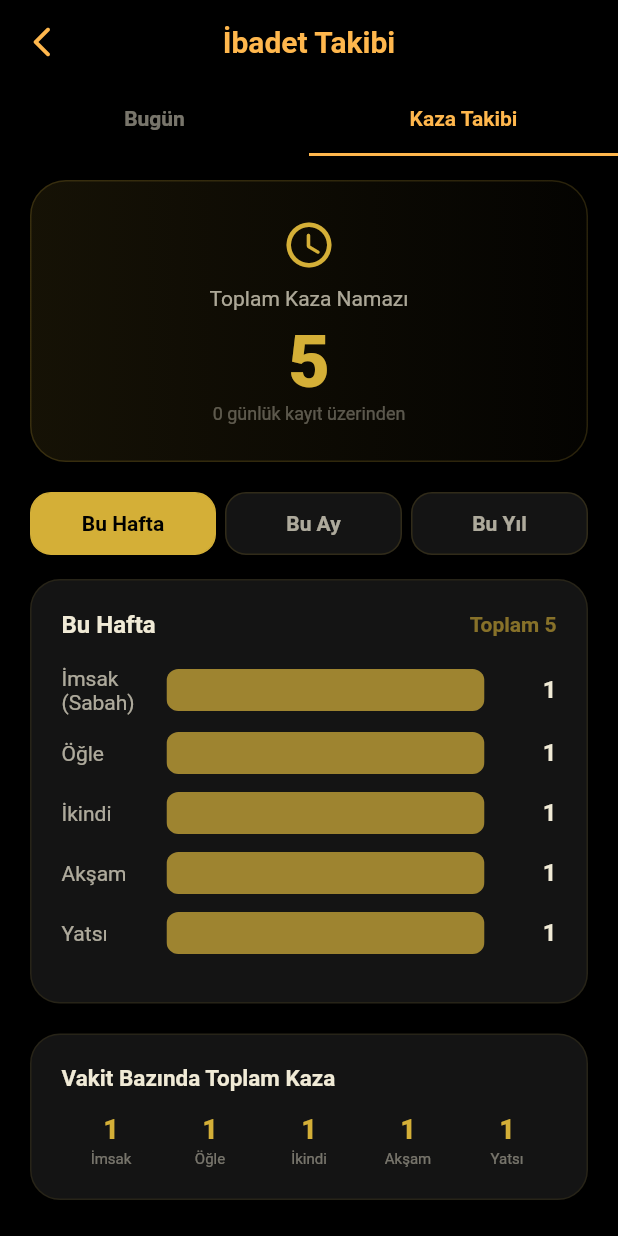
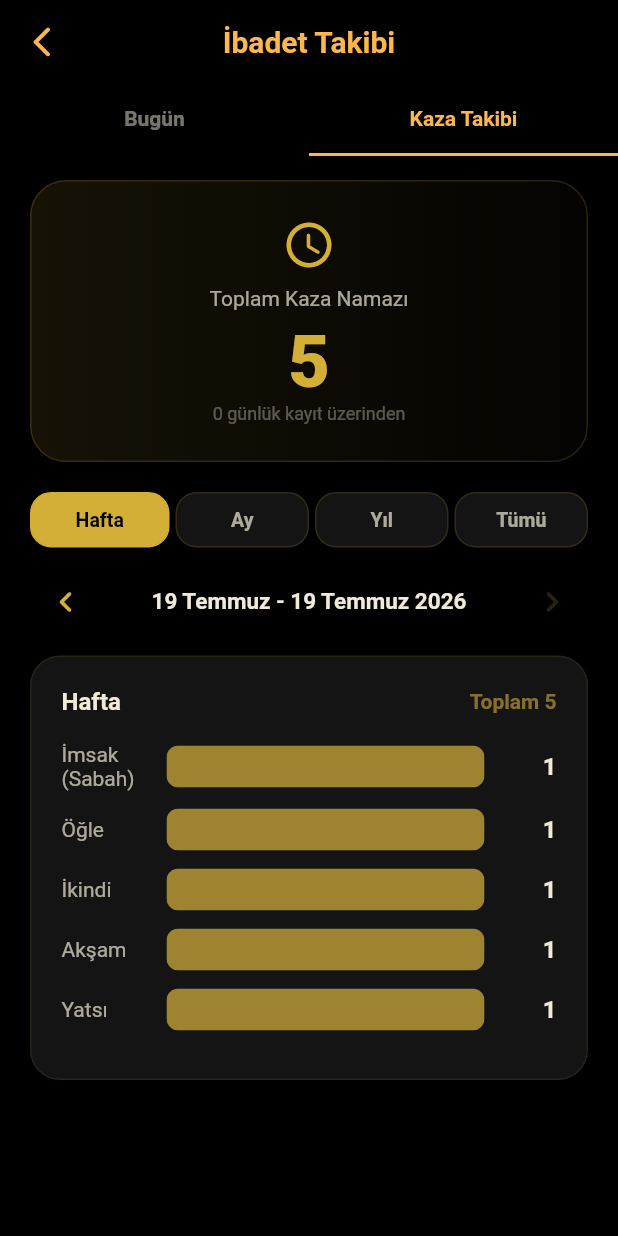
Before and after one commit to semihdikilitas/tefsir.ai, a Flutter app: the WorshipTrackerScreen screen opened directly, tab 2 chosen, on a phone screen of 412 x 824 dp. Run offline on Flutter 3.47's test engine with Material 3 defaults, Android fonts, the phone set to English and light mode, and no system bars; our stand-ins replace cached_network_image, dio, geolocator, google_generative_ai, shared_preferences, sqflite; missing offline and left inert: flutter_qiblah, home_widget; accounts and stored records are empty.

Commit message:
Kaza takibi: gezinti oklari eklendi, Tum Zamanlar sekmesi, dogru donem hesaplama

```diff
--- a/lib/screens/worship_tracker_screen.dart
+++ b/lib/screens/worship_tracker_screen.dart
@@ -25,9 +25,11 @@ class _WorshipTrackerScreenState extends State<WorshipTrackerScreen> with Single
   List<DailyWorshipRecord> _chartRecords = [];
 
   // Kaza verileri
-  Map<String, int> _kazaWeek = {}, _kazaMonth = {}, _kazaYear = {}, _kazaAll = {};
+  Map<String, int> _kazaData = {};
   int _totalRecordedDays = 0;
-  int _kazaPeriod = 0; // 0: hafta, 1: ay, 2: yıl
+  int _kazaPeriod = 0; // 0: hafta, 1: ay, 2: yil, 3: tum zamanlar
+  int _kazaTimeOffset = 0;
+  String _kazaDateRange = '';
 
   @override void initState() {
     super.initState();
@@ -105,36 +107,44 @@ class _WorshipTrackerScreenState extends State<WorshipTrackerScreen> with Single
     final now = DateTime.now();
     final today = DateTime(now.year, now.month, now.day);
 
-    // Ilk kayit tarihi — bu tarihten onceki gunler sayilmaz
+    // Ilk kayit tarihi
     final firstDate = await _repo.getFirstRecordDate();
     final firstDay = DateTime(firstDate.year, firstDate.month, firstDate.day);
 
-    // Haftalik: bu hafta basindan bugune (ilk kayit tarihinden once degil)
-    final weekStart = today.subtract(Duration(days: now.weekday - 1));
-    final weekFrom = weekStart.isAfter(firstDay) ? weekStart : firstDay;
+    DateTime rangeStart, rangeEnd;
+    if (_kazaPeriod == 0) {
+      // Haftalik: bu hafta + offset
+      final weekStart = today.subtract(Duration(days: now.weekday - 1));
+      rangeStart = DateTime(weekStart.year, weekStart.month, weekStart.day + 7 * _kazaTimeOffset);
+      rangeEnd = DateTime(rangeStart.year, rangeStart.month, rangeStart.day + 6);
+    } else if (_kazaPeriod == 1) {
+      // Aylik
+      final m = DateTime(now.year, now.month + _kazaTimeOffset, 1);
+      rangeStart = m;
+      rangeEnd = DateTime(m.year, m.month + 1, 0);
+    } else if (_kazaPeriod == 2) {
+      // Yillik
+      rangeStart = DateTime(now.year + _kazaTimeOffset, 1, 1);
+      rangeEnd = DateTime(now.year + _kazaTimeOffset, 12, 31);
+    } else {
+      // Tum zamanlar
+      rangeStart = firstDay;
+      rangeEnd = today;
+    }
 
-    // Aylik: bu ay basindan bugune
-    final monthStart = DateTime(now.year, now.month, 1);
-    final monthFrom = monthStart.isAfter(firstDay) ? monthStart : firstDay;
+    // Ilk kayit tarihinden once baslamasin
+    final from = rangeStart.isAfter(firstDay) ? rangeStart : firstDay;
+    final to = rangeEnd.isAfter(today) ? today : rangeEnd;
 
-    // Yillik: bu yil basindan bugune
-    final yearStart = DateTime(now.year, 1, 1);
-    final yearFrom = yearStart.isAfter(firstDay) ? yearStart : firstDay;
-
-    // Tum gunler icin kayit uret (veri girilmemis gunler bos sayilir → kaza)
-    final weekData = await _repo.getRecordsInRange(weekFrom, today);
-    final monthData = await _repo.getRecordsInRange(monthFrom, today);
-    final yearData = await _repo.getRecordsInRange(yearFrom, today);
-    final allData = await _repo.getRecordsInRange(firstDay, today);
-
-    // Gercek kayit sayisi (veri girilen gunler)
-    final realRecords = await _repo.getExistingRecordsInRange(firstDay, today);
+    // Tum gunler icin kayit uret
+    final data = await _repo.getRecordsInRange(from, to);
+    final realRecords = await _repo.getExistingRecordsInRange(from, to);
 
     if (!mounted) return;
     setState(() {
-      _kazaWeek = _calcKaza(weekData); _kazaMonth = _calcKaza(monthData);
-      _kazaYear = _calcKaza(yearData); _kazaAll = _calcKaza(allData);
+      _kazaData = _calcKaza(data);
       _totalRecordedDays = realRecords.length;
+      _kazaDateRange = '${from.day} ${_monthNames[from.month-1]} - ${to.day} ${_monthNames[to.month-1]} ${to.year}';
     });
   }
 
@@ -429,10 +439,8 @@ class _WorshipTrackerScreenState extends State<WorshipTrackerScreen> with Single
 
   // ═══ KAZA TAKİBİ SEKME ═══
   Widget _buildKazaTab() {
-    final periods = ['Bu Hafta', 'Bu Ay', 'Bu Yıl'];
-    final data = [_kazaWeek, _kazaMonth, _kazaYear][_kazaPeriod];
-    final total = data.values.fold<int>(0, (a, b) => a + b);
-    final allTotal = _kazaAll.values.fold<int>(0, (a, b) => a + b);
+    final periods = ['Hafta', 'Ay', 'Yıl', 'Tümü'];
+    final total = _kazaData.values.fold<int>(0, (a, b) => a + b);
 
     return SingleChildScrollView(
       physics: const BouncingScrollPhysics(),
@@ -447,43 +455,53 @@ class _WorshipTrackerScreenState extends State<WorshipTrackerScreen> with Single
             const SizedBox(height: 10),
             Text('Toplam Kaza Namazı', style: TextStyle(color: AppColors.textLight.withValues(alpha: 0.7), fontSize: 14)),
             const SizedBox(height: 6),
-            Text('$allTotal', style: const TextStyle(color: AppColors.gold, fontSize: 48, fontWeight: FontWeight.w800)),
+            Text('$total', style: const TextStyle(color: AppColors.gold, fontSize: 48, fontWeight: FontWeight.w800)),
             Text('$_totalRecordedDays günlük kayıt üzerinden', style: TextStyle(color: AppColors.textLight.withValues(alpha: 0.35), fontSize: 12)),
           ]),
         ),
 
         const SizedBox(height: 20),
 
-        // PERIOD SEÇİCİ — tam genişlik butonlar
-        Row(children: List.generate(3, (i) {
+        // PERIOD SEÇİCİ
+        Row(children: List.generate(4, (i) {
           final sel = _kazaPeriod == i;
           return Expanded(
             child: GestureDetector(
-              onTap: () => setState(() => _kazaPeriod = i),
+              onTap: () { setState(() { _kazaPeriod = i; _kazaTimeOffset = 0; }); _loadKaza(); },
               child: Container(
-                margin: EdgeInsets.only(left: i > 0 ? 6 : 0),
-                padding: const EdgeInsets.symmetric(vertical: 12),
+                margin: EdgeInsets.only(left: i > 0 ? 4 : 0),
+                padding: const EdgeInsets.symmetric(vertical: 10),
                 alignment: Alignment.center,
                 decoration: BoxDecoration(
                   color: sel ? AppColors.gold : AppColors.surfaceCard,
                   borderRadius: BorderRadius.circular(14),
                   border: Border.all(color: sel ? AppColors.gold : AppColors.gold.withValues(alpha: 0.15)),
                 ),
-                child: Text(
-                  periods[i],
-                  style: TextStyle(
-                    color: sel ? AppColors.textDark : AppColors.textLight.withValues(alpha: 0.7),
-                    fontSize: 14, fontWeight: FontWeight.w700,
-                  ),
-                ),
+                child: Text(periods[i], style: TextStyle(color: sel ? AppColors.textDark : AppColors.textLight.withValues(alpha: 0.7), fontSize: 13, fontWeight: FontWeight.w700)),
               ),
             ),
           );
         })),
 
-        const SizedBox(height: 16),
+        const SizedBox(height: 12),
 
-        // GRAFİK KARTI
+        // NAVIGASYON OKLARI (hafta/ay/yil icin)
+        if (_kazaPeriod < 3)
+          Row(mainAxisAlignment: MainAxisAlignment.spaceBetween, children: [
+            IconButton(
+              icon: const Icon(Icons.chevron_left_rounded, color: AppColors.gold, size: 28),
+              onPressed: () { setState(() => _kazaTimeOffset--); _loadKaza(); },
+            ),
+            Text(_kazaDateRange, style: const TextStyle(color: AppColors.textLight, fontSize: 15, fontWeight: FontWeight.w600)),
+            IconButton(
+              icon: Icon(Icons.chevron_right_rounded, color: _kazaTimeOffset < 0 ? AppColors.gold : AppColors.gold.withValues(alpha: 0.2), size: 28),
+              onPressed: _kazaTimeOffset < 0 ? () { setState(() => _kazaTimeOffset++); _loadKaza(); } : null,
+            ),
+          ]),
+
+        const SizedBox(height: 12),
+
+        // GRAFIK KARTI
         Container(
           padding: const EdgeInsets.all(20),
           decoration: BoxDecoration(color: AppColors.surfaceCard, borderRadius: BorderRadius.circular(20), border: Border.all(color: AppColors.gold.withValues(alpha: 0.1))),
@@ -495,8 +513,8 @@ class _WorshipTrackerScreenState extends State<WorshipTrackerScreen> with Single
             ]),
             const SizedBox(height: 18),
             ..._prayerKeys.map((name) {
-              final count = data[name] ?? 0;
-              final maxVal = data.values.isEmpty ? 1 : data.values.reduce((a, b) => a > b ? a : b);
+              final count = _kazaData[name] ?? 0;
+              final maxVal = _kazaData.values.isEmpty ? 1 : _kazaData.values.reduce((a, b) => a > b ? a : b);
               final ratio = maxVal > 0 ? count / maxVal : 0.0;
               return Padding(
                 padding: const EdgeInsets.only(bottom: 12),
@@ -510,28 +528,6 @@ class _WorshipTrackerScreenState extends State<WorshipTrackerScreen> with Single
             }),
           ]),
         ),
-
-        const SizedBox(height: 20),
-
-        // ALT ÖZET: her vakit için toplam (tüm zamanlar)
-        Container(
-          padding: const EdgeInsets.all(20),
-          decoration: BoxDecoration(color: AppColors.surfaceCard, borderRadius: BorderRadius.circular(20), border: Border.all(color: AppColors.gold.withValues(alpha: 0.1))),
-          child: Column(crossAxisAlignment: CrossAxisAlignment.start, children: [
-            const Text('Vakit Bazında Toplam Kaza', style: TextStyle(color: AppColors.textLight, fontSize: 15, fontWeight: FontWeight.w600)),
-            const SizedBox(height: 14),
-            Row(children: _prayerKeys.map((name) {
-              final count = _kazaAll[name] ?? 0;
-              return Expanded(
-                child: Column(children: [
-                  Text('$count', style: const TextStyle(color: AppColors.gold, fontSize: 18, fontWeight: FontWeight.w800)),
-                  const SizedBox(height: 4),
-                  Text(name.split('(').first.trim(), style: TextStyle(color: AppColors.textLight.withValues(alpha: 0.45), fontSize: 10), textAlign: TextAlign.center),
-                ]),
-              );
-            }).toList()),
-          ]),
-        ),
       ]),
     );
   }
```
